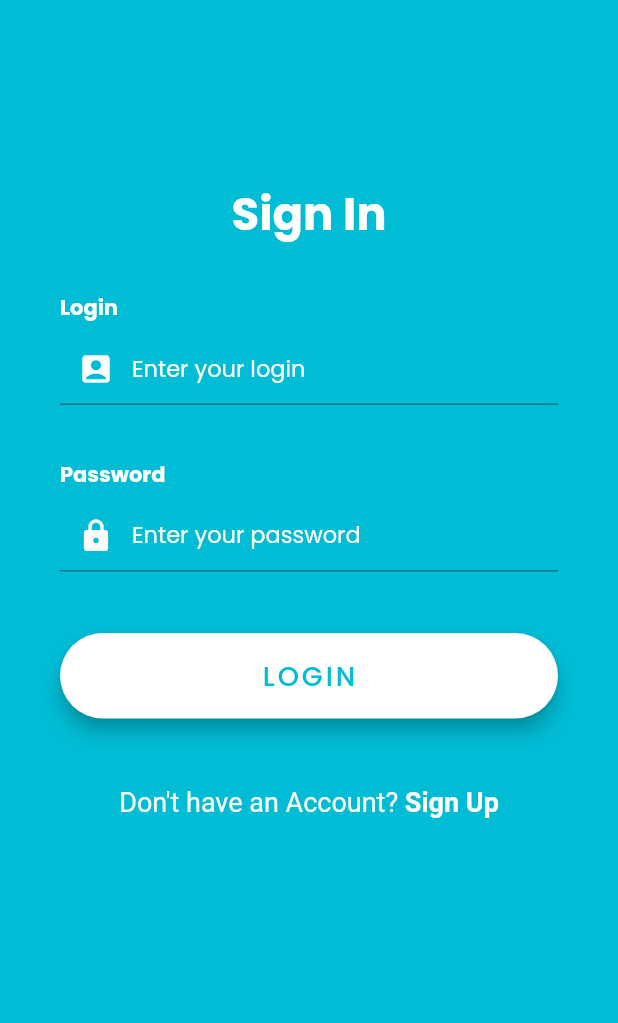
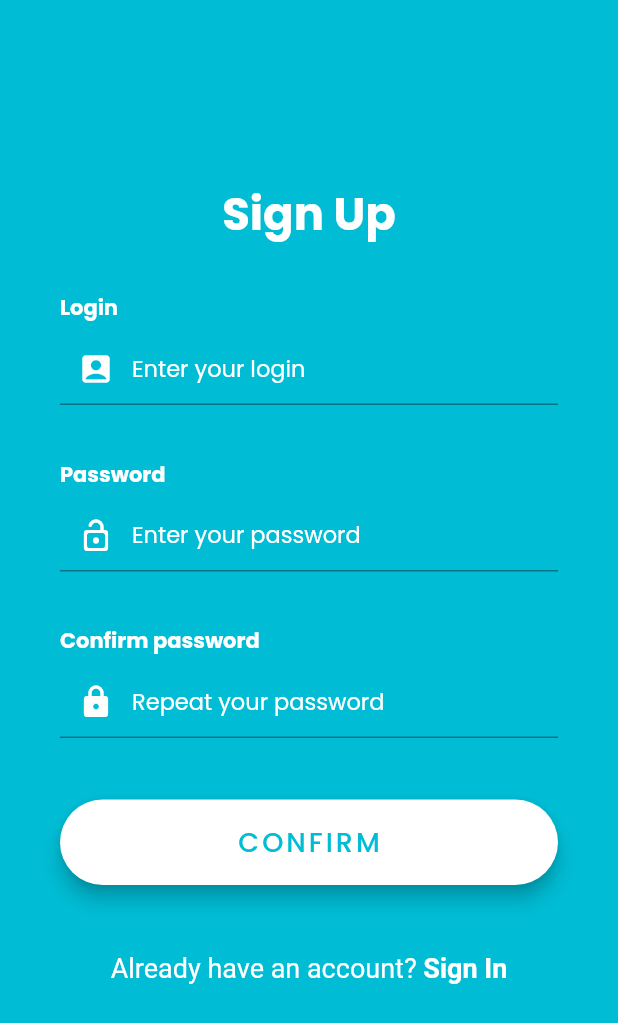
Before and after one commit to Chmelya/OnlineShop, a Flutter app: the screen it shows after launch, after a tap on an icon or button, on a phone screen of 412 x 824 dp. Shown: the top 1023 px of the screen. Run offline on Flutter 3.47's test engine with Material 2 defaults, Android fonts, the phone set to English and light mode, and no system bars; our stand-ins replace google_fonts; network calls fail.

Commit message:
Authorization completed

```diff
--- a/online_shop/lib/main.dart
+++ b/online_shop/lib/main.dart
@@ -2,7 +2,7 @@ import 'package:flutter/material.dart';
 import 'package:google_fonts/google_fonts.dart';
 import 'package:online_shop/models/Cart.dart';
 import 'package:online_shop/pages/BasePage.dart';
-import 'package:online_shop/pages/LoginPage/LoginPage.dart';
+import 'package:online_shop/pages/AuthorizationPages/LoginPage.dart';
 import 'package:provider/provider.dart';
 
 import 'models/Counters.dart';
--- /dev/null
+++ b/online_shop/lib/pages/AuthorizationPages/LoginPage.dart
@@ -0,0 +1,236 @@
+import 'dart:convert';
+
+import 'package:flutter/material.dart';
+import 'package:flutter/services.dart';
+import 'package:http/http.dart' as http;
+
+import '../BasePage.dart';
+import 'RegistrationPage.dart';
+
+class LoginPage extends StatefulWidget{
+  @override
+  _LoginPageState createState() => _LoginPageState();
+}
+
+class _LoginPageState extends State<LoginPage> {
+
+  final loginTextFieldController = TextEditingController();
+  final passwordTextFieldController = TextEditingController();
+
+  @override
+  void dispose() {
+    loginTextFieldController.dispose();
+    passwordTextFieldController.dispose();
+    super.dispose();
+  }
+
+  @override
+  Widget build(BuildContext context){
+      return Scaffold(
+        body: AnnotatedRegion<SystemUiOverlayStyle> (
+            value: SystemUiOverlayStyle.light,
+            child: GestureDetector(
+              onTap: () => FocusScope.of(context).unfocus(),
+              child: Stack(
+              children: [
+                Container(
+                  height: double.infinity,
+                  width: double.infinity,
+                  decoration: BoxDecoration(
+                    color: Colors.cyan
+                  ),
+                ),
+                Container(
+                  height: double.infinity,
+                  child: SingleChildScrollView(
+                    physics: AlwaysScrollableScrollPhysics(),
+                    padding: EdgeInsets.symmetric(
+                      horizontal: 40,
+                      vertical: 120
+                    ),
+                    child: Column(
+                      mainAxisAlignment: MainAxisAlignment.center,
+                      children: <Widget>[
+                        Text(
+                          "Sign In",
+                          style: TextStyle(
+                            color: Colors.white,
+                            fontSize: 30,
+                            fontWeight: FontWeight.bold,
+                          ),
+                        ),
+                        SizedBox(height: 30),
+                        buildLoginTextField(),
+                        SizedBox(height: 30),
+                        buildPasswordTextField(),
+                        buildLoginButton(),
+                        SizedBox(height: 10),
+                        buildSignUp()
+                      ],
+                    ),
+                  ),
+                ),
+              ],
+          ),
+            ),
+        ),
+      );
+  }
+
+  Widget buildSignUp() {
+    return GestureDetector(
+      onTap: () {
+        Navigator.push(
+          context,
+          MaterialPageRoute(builder: (context) => RegistrationPage())
+        );
+      },
+      child: RichText(
+        text: TextSpan(
+          children:[
+            TextSpan(
+              text: "Don\'t have an Account? ",
+              style: TextStyle(
+                color: Colors.white,
+                fontSize: 18,
+                fontWeight: FontWeight.w400,
+              )
+            ),
+            TextSpan(
+              text: "Sign Up",
+              style: TextStyle(
+                color: Colors.white,
+                fontSize: 18,
+                fontWeight: FontWeight.bold,
+              )
+            )
+          ]
+        )
+      ),
+    );
+  }
+
+  Widget buildLoginButton() {
+    return Container(
+      padding: EdgeInsets.symmetric(vertical: 35),
+      width: double.infinity,
+      child: RaisedButton(
+        elevation: 5,
+        onPressed: () async{
+          http.Response response = await http.post(
+            "http://10.0.2.2:8000/shop/Account/Login",
+            headers: <String, String>{
+              'Content-Type': 'application/json; charset=UTF-8',
+            },
+            body: jsonEncode(<String, String>{
+              "name": loginTextFieldController.text,
+              "password": passwordTextFieldController.text
+            }),
+          );
+
+          if(response.statusCode == 200){
+            Navigator.pushAndRemoveUntil(
+              context,
+              MaterialPageRoute(builder: (context) => BasePage()),
+              (r) => false
+            );
+          }
+
+        },
+        padding: EdgeInsets.all(15),
+        shape: RoundedRectangleBorder(
+          borderRadius: BorderRadius.circular(30),
+        ),
+        color: Colors.white,
+        child: Text(
+          "LOGIN",
+          style: TextStyle(
+            color: Colors.cyan,
+            letterSpacing: 2,
+            fontSize: 18,
+          ),
+        ),
+      ),
+    );
+  }
+
+  Widget buildPasswordTextField() {
+    return Column(
+     crossAxisAlignment: CrossAxisAlignment.start,
+     children: <Widget>[
+       Text(
+         "Password",
+         style: TextStyle(
+           color: Colors.white,
+           fontWeight: FontWeight.bold
+         ),
+       ),
+       Container(
+         alignment: Alignment.centerLeft,
+         height: 60,
+         child: TextField(
+           obscureText: true,
+           keyboardType: TextInputType.text,
+           controller: passwordTextFieldController,
+           style: TextStyle(
+             color: Colors.white,
+             fontSize: 15,
+           ),
+           decoration: InputDecoration(
+             contentPadding: EdgeInsets.only(top: 12),
+             prefixIcon: Icon(
+               Icons.lock_rounded,
+               color: Colors.white
+             ),
+             hintText: "Enter your password",
+             hintStyle: TextStyle(
+               color: Colors.white,
+               fontSize: 15,
+             )
+           ),
+         ),
+       )
+     ],
+   );
+  }
+
+  Widget buildLoginTextField() {
+    return Column(
+      crossAxisAlignment: CrossAxisAlignment.start,
+      children: <Widget>[
+        Text(
+          "Login",
+          style: TextStyle(
+            color: Colors.white,
+            fontWeight: FontWeight.bold
+          ),
+        ),
+        Container(
+          alignment: Alignment.centerLeft,
+          height: 60,
+          child: TextField(
+            keyboardType: TextInputType.text,
+            controller: loginTextFieldController,
+            style: TextStyle(
+              color: Colors.white,
+              fontSize: 15,
+            ),
+            decoration: InputDecoration(
+              contentPadding: EdgeInsets.only(top: 12),
+              prefixIcon: Icon(
+                Icons.account_box_rounded,
+                color: Colors.white
+              ),
+              hintText: "Enter your login",
+              hintStyle: TextStyle(
+                color: Colors.white,
+                fontSize: 15,
+              )
+            ),
+          ),
+        )
+      ],
+    );
+  }
+
+}
--- /dev/null
+++ b/online_shop/lib/pages/AuthorizationPages/RegistrationPage.dart
@@ -0,0 +1,270 @@
+import 'dart:convert';
+
+import 'package:flutter/material.dart';
+import 'package:flutter/services.dart';
+import 'package:http/http.dart' as http;
+
+class RegistrationPage extends StatefulWidget{
+  @override
+  _RegistrationPageState createState() => _RegistrationPageState();
+}
+
+class _RegistrationPageState extends State<RegistrationPage> {
+
+  final loginTextFieldController = TextEditingController();
+  final passwordTextFieldController = TextEditingController();
+  final confirmPasswordTextFieldController = TextEditingController();
+
+  @override
+  void dispose() {
+    loginTextFieldController.dispose();
+    passwordTextFieldController.dispose();
+    super.dispose();
+  }
+
+  @override
+  Widget build(BuildContext context){
+      return Scaffold(
+        body: AnnotatedRegion<SystemUiOverlayStyle> (
+            value: SystemUiOverlayStyle.light,
+            child: GestureDetector(
+              onTap: () => FocusScope.of(context).unfocus(),
+              child: Stack(
+              children: [
+                Container(
+                  height: double.infinity,
+                  width: double.infinity,
+                  decoration: BoxDecoration(
+                    color: Colors.cyan
+                  ),
+                ),
+                Container(
+                  height: double.infinity,
+                  child: SingleChildScrollView(
+                    physics: AlwaysScrollableScrollPhysics(),
+                    padding: EdgeInsets.symmetric(
+                      horizontal: 40,
+                      vertical: 120
+                    ),
+                    child: Column(
+                      mainAxisAlignment: MainAxisAlignment.center,
+                      children: <Widget>[
+                        Text(
+                          "Sign Up",
+                          style: TextStyle(
+                            color: Colors.white,
+                            fontSize: 30,
+                            fontWeight: FontWeight.bold,
+                          ),
+                        ),
+                        SizedBox(height: 30),
+                        buildLoginTextField(),
+                        SizedBox(height: 30),
+                        buildPasswordTextField(),
+                        SizedBox(height: 30),
+                        buildConfirmPasswordTextField(),
+                        buildConfirmButton(),
+                        SizedBox(height: 10),
+                        buildSignIn()
+                      ],
+                    ),
+                  ),
+                ),
+              ],
+          ),
+            ),
+        ),
+      );
+  }
+
+  Widget buildConfirmButton() {
+    return Container(
+      padding: EdgeInsets.symmetric(vertical: 35),
+      width: double.infinity,
+      child: RaisedButton(
+        elevation: 5,
+        onPressed: () async{
+          if (passwordTextFieldController.text == confirmPasswordTextFieldController.text) {
+            http.Response response = await http.post(
+              "http://10.0.2.2:8000/shop/Account/Registration",
+              headers: <String, String>{
+                'Content-Type': 'application/json; charset=UTF-8',
+              },
+              body: jsonEncode(<String, String>{
+                "name": loginTextFieldController.text,
+                "password": passwordTextFieldController.text
+              }),
+            );
+
+            if(response.statusCode == 200){
+              Navigator.pop(context);
+            }
+          }
+        },
+        padding: EdgeInsets.all(15),
+        shape: RoundedRectangleBorder(
+          borderRadius: BorderRadius.circular(30),
+        ),
+        color: Colors.white,
+        child: Text(
+          "CONFIRM",
+          style: TextStyle(
+            color: Colors.cyan,
+            letterSpacing: 2,
+            fontSize: 18,
+          ),
+        ),
+      ),
+    );
+  }
+
+  Widget buildConfirmPasswordTextField() {
+    return Column(
+     crossAxisAlignment: CrossAxisAlignment.start,
+     children: <Widget>[
+       Text(
+         "Confirm password",
+         style: TextStyle(
+           color: Colors.white,
+           fontWeight: FontWeight.bold
+         ),
+       ),
+       Container(
+         alignment: Alignment.centerLeft,
+         height: 60,
+         child: TextField(
+           obscureText: true,
+           keyboardType: TextInputType.text,
+           controller: confirmPasswordTextFieldController,
+           style: TextStyle(
+             color: Colors.white,
+             fontSize: 15,
+           ),
+           decoration: InputDecoration(
+             contentPadding: EdgeInsets.only(top: 12),
+             prefixIcon: Icon(
+               Icons.lock_rounded,
+               color: Colors.white
+             ),
+             hintText: "Repeat your password",
+             hintStyle: TextStyle(
+               color: Colors.white,
+               fontSize: 15,
+             )
+           ),
+         ),
+       )
+     ],
+   );
+  }
+
+  Widget buildPasswordTextField() {
+    return Column(
+     crossAxisAlignment: CrossAxisAlignment.start,
+     children: <Widget>[
+       Text(
+         "Password",
+         style: TextStyle(
+           color: Colors.white,
+           fontWeight: FontWeight.bold
+         ),
+       ),
+       Container(
+         alignment: Alignment.centerLeft,
+         height: 60,
+         child: TextField(
+           obscureText: true,
+           keyboardType: TextInputType.text,
+           controller: passwordTextFieldController,
+           style: TextStyle(
+             color: Colors.white,
+             fontSize: 15,
+           ),
+           decoration: InputDecoration(
+             contentPadding: EdgeInsets.only(top: 12),
+             prefixIcon: Icon(
+               Icons.lock_open_rounded,
+               color: Colors.white
+             ),
+             hintText: "Enter your password",
+             hintStyle: TextStyle(
+               color: Colors.white,
+               fontSize: 15,
+             )
+           ),
+         ),
+       )
+     ],
+   );
+  }
+
+  Widget buildLoginTextField() {
+    return Column(
+      crossAxisAlignment: CrossAxisAlignment.start,
+      children: <Widget>[
+        Text(
+          "Login",
+          style: TextStyle(
+            color: Colors.white,
+            fontWeight: FontWeight.bold
+          ),
+        ),
+        Container(
+          alignment: Alignment.centerLeft,
+          height: 60,
+          child: TextField(
+            keyboardType: TextInputType.text,
+            controller: loginTextFieldController,
+            style: TextStyle(
+              color: Colors.white,
+              fontSize: 15,
+            ),
+            decoration: InputDecoration(
+              contentPadding: EdgeInsets.only(top: 12),
+              prefixIcon: Icon(
+                Icons.account_box_rounded,
+                color: Colors.white
+              ),
+              hintText: "Enter your login",
+              hintStyle: TextStyle(
+                color: Colors.white,
+                fontSize: 15,
+              )
+            ),
+          ),
+        )
+      ],
+    );
+  }
+
+  Widget buildSignIn() {
+    return GestureDetector(
+      onTap: () {
+        Navigator.pop(context);
+      },
+      child: RichText(
+        text: TextSpan(
+          children:[
+            TextSpan(
+              text: "Already have an account? ",
+              style: TextStyle(
+                color: Colors.white,
+                fontSize: 18,
+                fontWeight: FontWeight.w400,
+              )
+            ),
+            TextSpan(
+              text: "Sign In",
+              style: TextStyle(
+                color: Colors.white,
+                fontSize: 18,
+                fontWeight: FontWeight.bold,
+              )
+            )
+          ]
+        )
+      ),
+    );
+  }
+
+}
--- a/online_shop/lib/pages/LoginPage/LoginPage.dart
+++ /dev/null
@@ -1,175 +0,0 @@
-import 'package:flutter/material.dart';
-import 'package:flutter/services.dart';
-
-class LoginPage extends StatefulWidget{
-  @override
-  _LoginPageState createState() => _LoginPageState();
-}
-
-class _LoginPageState extends State<LoginPage> {
-  @override
-  Widget build(BuildContext context){
-      return Scaffold(
-        body: AnnotatedRegion<SystemUiOverlayStyle> (
-            value: SystemUiOverlayStyle.light,
-            child: GestureDetector(
-              onTap: () => FocusScope.of(context).unfocus(),
-              child: Stack(
-              children: [
-                Container(
-                  height: double.infinity,
-                  width: double.infinity,
-                  decoration: BoxDecoration(
-                    color: Colors.cyan
-                  ),
-                ),
-                Container(
-                  height: double.infinity,
-                  child: SingleChildScrollView(
-                    physics: AlwaysScrollableScrollPhysics(),
-                    padding: EdgeInsets.symmetric(
-                      horizontal: 40,
-                      vertical: 120
-                    ),
-                    child: Column(
-                      mainAxisAlignment: MainAxisAlignment.center,
-                      children: <Widget>[
-                        Text(
-                          "Sign In",
-                          style: TextStyle(
-                            color: Colors.white,
-                            fontSize: 30,
-                            fontWeight: FontWeight.bold,
-                          ),
-                        ),
-                        SizedBox(height: 30),
-                        Column(
-                          crossAxisAlignment: CrossAxisAlignment.start,
-                          children: <Widget>[
-                            Text(
-                              "Login",
-                              style: TextStyle(
-                                color: Colors.white,
-                                fontWeight: FontWeight.bold
-                              ),
-                            ),
-                            Container(
-                              alignment: Alignment.centerLeft,
-                              height: 60,
-                              child: TextField(
-                                keyboardType: TextInputType.name,
-                                style: TextStyle(
-                                  color: Colors.white,
-                                  fontSize: 15,
-                                ),
-                                decoration: InputDecoration(
-                                  contentPadding: EdgeInsets.only(top: 12),
-                                  prefixIcon: Icon(
-                                    Icons.account_box_rounded,
-                                    color: Colors.white
-                                  ),
-                                  hintText: "Enter your login",
-                                  hintStyle: TextStyle(
-                                    color: Colors.white,
-                                    fontSize: 15,
-                                  )
-                                ),
-                              ),
-                            )
-                          ],
-                        ),
-                        SizedBox(height: 30),
-                        Column(
-                          crossAxisAlignment: CrossAxisAlignment.start,
-                          children: <Widget>[
-                            Text(
-                              "Password",
-                              style: TextStyle(
-                                color: Colors.white,
-                                fontWeight: FontWeight.bold
-                              ),
-                            ),
-                            Container(
-                              alignment: Alignment.centerLeft,
-                              height: 60,
-                              child: TextField(
-                                obscureText: true,
-                                keyboardType: TextInputType.multiline,
-                                style: TextStyle(
-                                  color: Colors.white,
-                                  fontSize: 15,
-                                ),
-                                decoration: InputDecoration(
-                                  contentPadding: EdgeInsets.only(top: 12),
-                                  prefixIcon: Icon(
-                                    Icons.lock_rounded,
-                                    color: Colors.white
-                                  ),
-                                  hintText: "Enter your password",
-                                  hintStyle: TextStyle(
-                                    color: Colors.white,
-                                    fontSize: 15,
-                                  )
-                                ),
-                              ),
-                            )
-                          ],
-                        ),
-                        Container(
-                          padding: EdgeInsets.symmetric(vertical: 35),
-                          width: double.infinity,
-                          child: RaisedButton(
-                            elevation: 5,
-                            onPressed: () {},
-                            padding: EdgeInsets.all(15),
-                            shape: RoundedRectangleBorder(
-                              borderRadius: BorderRadius.circular(30),
-                            ),
-                            color: Colors.white,
-                            child: Text(
-                              "LOGIN",
-                              style: TextStyle(
-                                color: Colors.cyan,
-                                letterSpacing: 2,
-                                fontSize: 18,
-                              ),
-                            ),
-                          ),
-                        ),
-                        SizedBox(height: 10),
-                        GestureDetector(
-                          onTap: () {},
-                          child: RichText(
-                            text: TextSpan(
-                              children:[
-                                TextSpan(
-                                  text: "Don\'t have an Account? ",
-                                  style: TextStyle(
-                                    color: Colors.white,
-                                    fontSize: 18,
-                                    fontWeight: FontWeight.w400,
-                                  )
-                                ),
-                                TextSpan(
-                                  text: "Sign Up",
-                                  style: TextStyle(
-                                    color: Colors.white,
-                                    fontSize: 18,
-                                    fontWeight: FontWeight.bold,
-                                  )
-                                )
-                              ]
-                            )
-                          ),
-                        )
-                      ],
-                    ),
-                  ),
-                ),
-              ],
-          ),
-            ),
-        ),
-      );
-  }
-}
```
Also changed, not shown: 10 other files.
